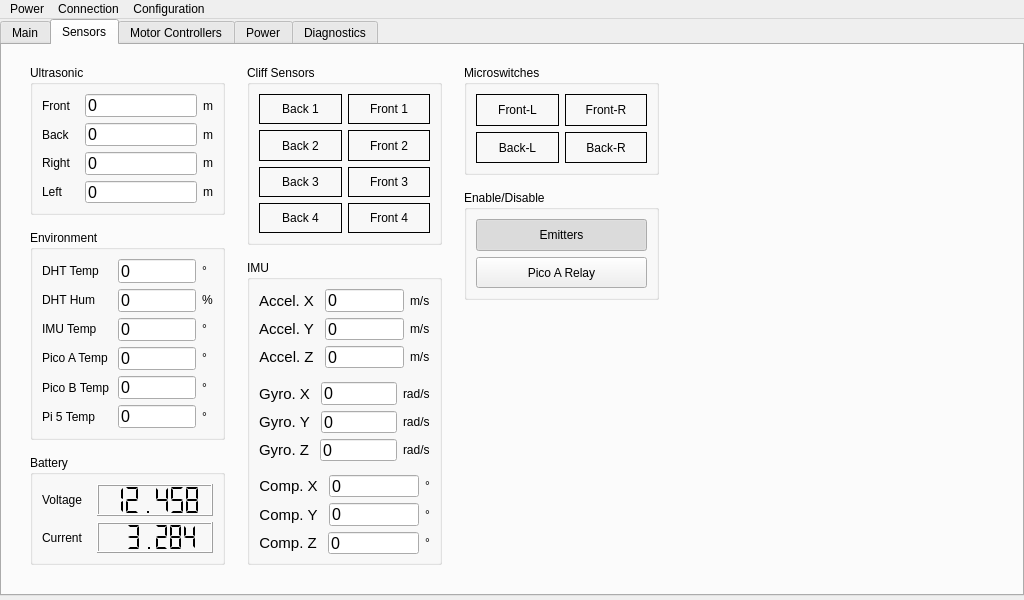
Old version of the form Source Code/ros_ws_remote/src/ros_remote_gui/ros_remote_gui/gui_files/main_window.ui in the repository samyarsadat/ROS-Remote.
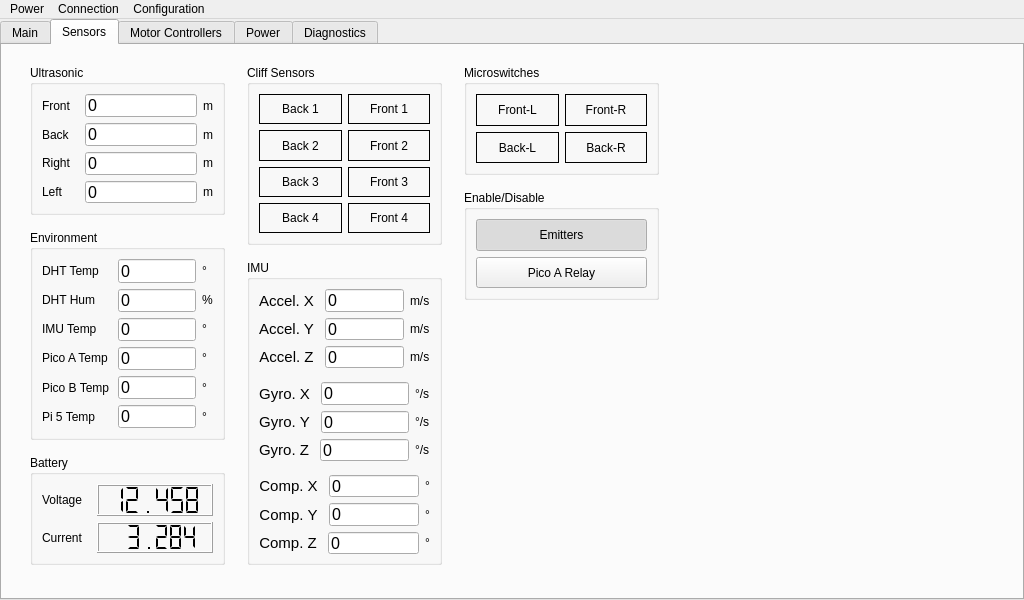
New version of the form. The open tabs and pages were chosen to show the change.

```diff
--- a/Source Code/ros_ws_remote/src/ros_remote_gui/ros_remote_gui/gui_files/main_window.ui
+++ b/Source Code/ros_ws_remote/src/ros_remote_gui/ros_remote_gui/gui_files/main_window.ui
@@ -35,27 +35,27 @@
    <property name="enabled">
     <bool>true</bool>
    </property>
+   <layout class="QGridLayout" name="gridLayout_1">
+    <property name="leftMargin">
+     <number>0</number>
+    </property>
+    <property name="topMargin">
+     <number>0</number>
+    </property>
+    <property name="rightMargin">
+     <number>0</number>
+    </property>
+    <property name="bottomMargin">
+     <number>0</number>
+    </property>
+    <item row="0" column="0">
    <widget class="QTabWidget" name="pages">
-    <property name="geometry">
-     <rect>
-      <x>0</x>
-      <y>0</y>
-      <width>1024</width>
-      <height>577</height>
-     </rect>
-    </property>
     <property name="sizePolicy">
-     <sizepolicy hsizetype="Fixed" vsizetype="Fixed">
+       <sizepolicy hsizetype="Expanding" vsizetype="Expanding">
       <horstretch>0</horstretch>
       <verstretch>0</verstretch>
      </sizepolicy>
     </property>
-    <property name="maximumSize">
-     <size>
-      <width>1024</width>
-      <height>577</height>
-     </size>
-    </property>
     <property name="cursor">
      <cursorShape>ArrowCursor</cursorShape>
     </property>
@@ -825,7 +825,7 @@
          <item>
           <widget class="QLabel" name="imuSensGyroXUnit">
            <property name="text">
-            <string>rad/s</string>
+              <string>°/s</string>
            </property>
           </widget>
          </item>
@@ -897,7 +897,7 @@
          <item>
           <widget class="QLabel" name="imuSensGyroYUnit">
            <property name="text">
-            <string>rad/s</string>
+              <string>°/s</string>
            </property>
           </widget>
          </item>
@@ -969,7 +969,7 @@
          <item>
           <widget class="QLabel" name="imuSensGyroZUnit">
            <property name="text">
-            <string>rad/s</string>
+              <string>°/s</string>
            </property>
           </widget>
          </item>
@@ -1549,7 +1549,7 @@
       <property name="title">
        <string>Cliff Sensors</string>
       </property>
-      <layout class="QGridLayout" name="gridLayout_2">
+        <layout class="QGridLayout" name="gridLayout_4">
        <item row="1" column="1">
         <widget class="QLabel" name="cliffSensIndicatorF2">
          <property name="sizePolicy">
@@ -2126,7 +2126,7 @@
       <property name="title">
        <string>Enable/Disable</string>
       </property>
-      <layout class="QGridLayout" name="gridLayout_4">
+        <layout class="QGridLayout" name="gridLayout_5">
        <item row="0" column="1">
         <widget class="QPushButton" name="toggleEmittersEnabled">
          <property name="sizePolicy">
@@ -4235,6 +4235,8 @@
      </widget>
     </widget>
    </widget>
+    </item>
+   </layout>
   </widget>
   <widget class="QMenuBar" name="menubar">
    <property name="enabled">
```
Left out of the diff: 17 changed lines with no effect on the pictures. Lines whose indentation alone changed are shown as unchanged.
